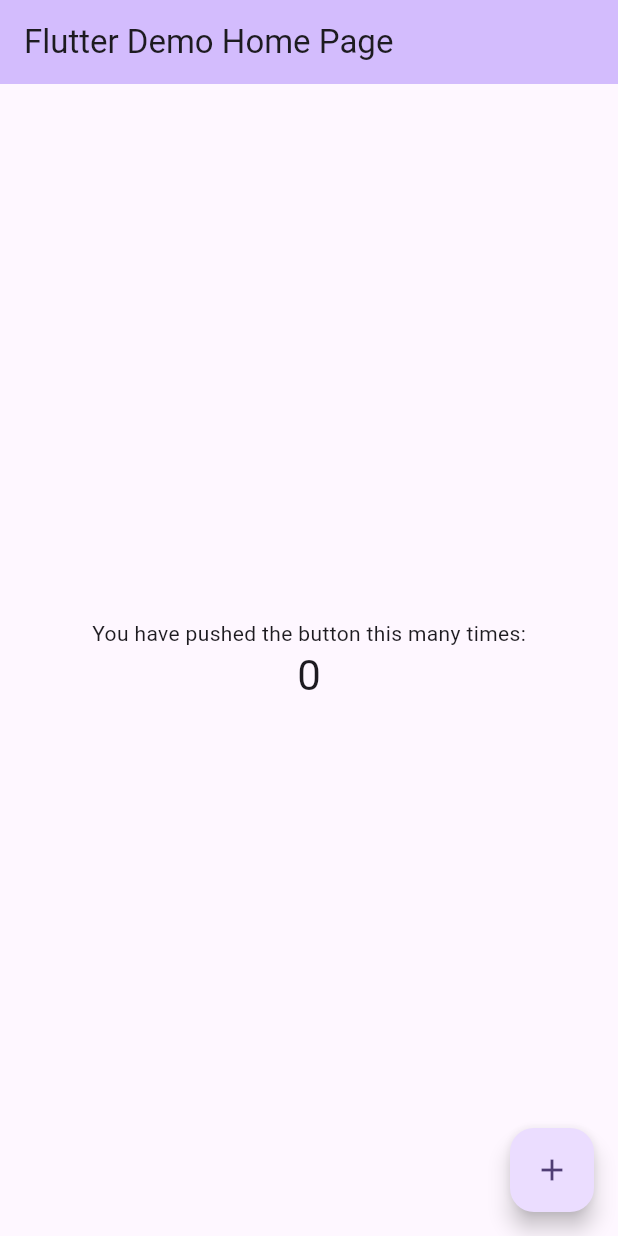
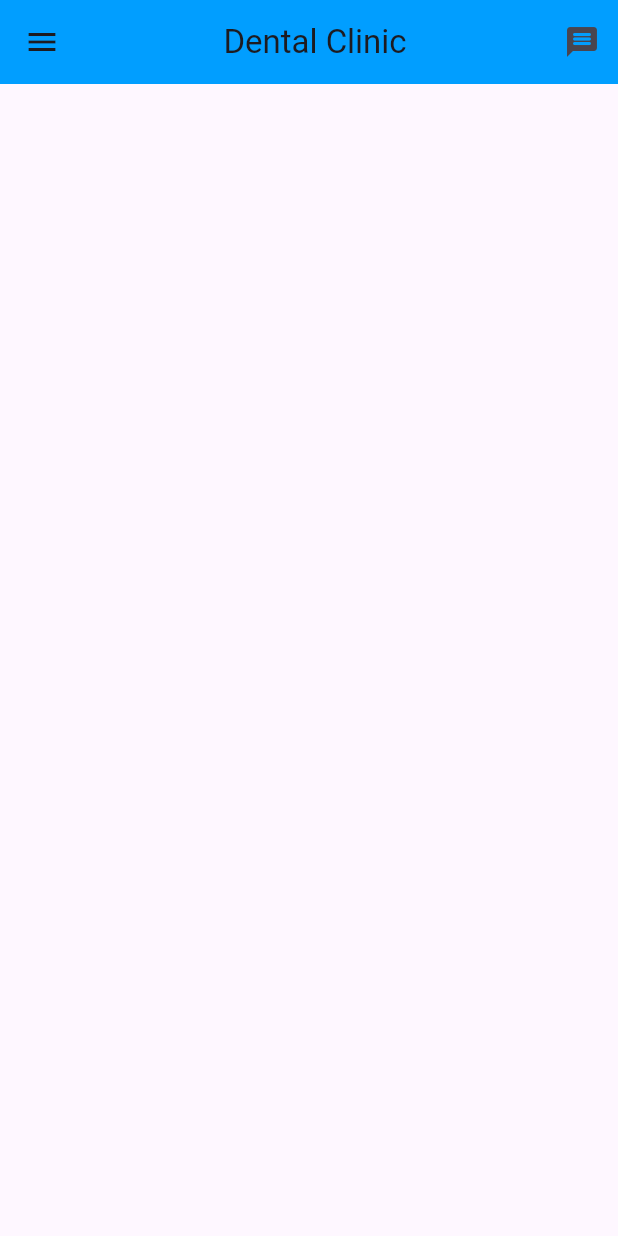
Before and after one commit to MohamedHamed001/dental-clinic-, a Flutter app: the screen it shows after launch, on a phone screen of 412 x 824 dp. Run offline on Flutter 3.47's test engine with Material 3 defaults, Android fonts, the phone set to English and light mode, and no system bars.

Commit message:
app bar  and navigation bar

```diff
--- a/cross_platform/lib/main.dart
+++ b/cross_platform/lib/main.dart
@@ -1,125 +1,19 @@
+import 'package:cross_platform/my_app_bar.dart';
 import 'package:flutter/material.dart';
 
 void main() {
-  runApp(const MyApp());
+  runApp(MyApp());
 }
 
 class MyApp extends StatelessWidget {
-  const MyApp({super.key});
-
-  // This widget is the root of your application.
   @override
   Widget build(BuildContext context) {
     return MaterialApp(
-      title: 'Flutter Demo',
+      debugShowCheckedModeBanner: false,
       theme: ThemeData(
-        // This is the theme of your application.
-        //
-        // TRY THIS: Try running your application with "flutter run". You'll see
-        // the application has a purple toolbar. Then, without quitting the app,
-        // try changing the seedColor in the colorScheme below to Colors.green
-        // and then invoke "hot reload" (save your changes or press the "hot
-        // reload" button in a Flutter-supported IDE, or press "r" if you used
-        // the command line to start the app).
-        //
-        // Notice that the counter didn't reset back to zero; the application
-        // state is not lost during the reload. To reset the state, use hot
-        // restart instead.
-        //
-        // This works for code too, not just values: Most code changes can be
-        // tested with just a hot reload.
-        colorScheme: ColorScheme.fromSeed(seedColor: Colors.deepPurple),
-        useMaterial3: true,
+        primarySwatch: Colors.blue,
       ),
-      home: const MyHomePage(title: 'Flutter Demo Home Page'),
+      home: MyAppBar(),
     );
   }
 }
-
-class MyHomePage extends StatefulWidget {
-  const MyHomePage({super.key, required this.title});
-
-  // This widget is the home page of your application. It is stateful, meaning
-  // that it has a State object (defined below) that contains fields that affect
-  // how it looks.
-
-  // This class is the configuration for the state. It holds the values (in this
-  // case the title) provided by the parent (in this case the App widget) and
-  // used by the build method of the State. Fields in a Widget subclass are
-  // always marked "final".
-
-  final String title;
-
-  @override
-  State<MyHomePage> createState() => _MyHomePageState();
-}
-
-class _MyHomePageState extends State<MyHomePage> {
-  int _counter = 0;
-
-  void _incrementCounter() {
-    setState(() {
-      // This call to setState tells the Flutter framework that something has
-      // changed in this State, which causes it to rerun the build method below
-      // so that the display can reflect the updated values. If we changed
-      // _counter without calling setState(), then the build method would not be
-      // called again, and so nothing would appear to happen.
-      _counter++;
-    });
-  }
-
-  @override
-  Widget build(BuildContext context) {
-    // This method is rerun every time setState is called, for instance as done
-    // by the _incrementCounter method above.
-    //
-    // The Flutter framework has been optimized to make rerunning build methods
-    // fast, so that you can just rebuild anything that needs updating rather
-    // than having to individually change instances of widgets.
-    return Scaffold(
-      appBar: AppBar(
-        // TRY THIS: Try changing the color here to a specific color (to
-        // Colors.amber, perhaps?) and trigger a hot reload to see the AppBar
-        // change color while the other colors stay the same.
-        backgroundColor: Theme.of(context).colorScheme.inversePrimary,
-        // Here we take the value from the MyHomePage object that was created by
-        // the App.build method, and use it to set our appbar title.
-        title: Text(widget.title),
-      ),
-      body: Center(
-        // Center is a layout widget. It takes a single child and positions it
-        // in the middle of the parent.
-        child: Column(
-          // Column is also a layout widget. It takes a list of children and
-          // arranges them vertically. By default, it sizes itself to fit its
-          // children horizontally, and tries to be as tall as its parent.
-          //
-          // Column has various properties to control how it sizes itself and
-          // how it positions its children. Here we use mainAxisAlignment to
-          // center the children vertically; the main axis here is the vertical
-          // axis because Columns are vertical (the cross axis would be
-          // horizontal).
-          //
-          // TRY THIS: Invoke "debug painting" (choose the "Toggle Debug Paint"
-          // action in the IDE, or press "p" in the console), to see the
-          // wireframe for each widget.
-          mainAxisAlignment: MainAxisAlignment.center,
-          children: <Widget>[
-            const Text(
-              'You have pushed the button this many times:',
-            ),
-            Text(
-              '$_counter',
-              style: Theme.of(context).textTheme.headlineMedium,
-            ),
-          ],
-        ),
-      ),
-      floatingActionButton: FloatingActionButton(
-        onPressed: _incrementCounter,
-        tooltip: 'Increment',
-        child: const Icon(Icons.add),
-      ), // This trailing comma makes auto-formatting nicer for build methods.
-    );
-  }
-}
--- /dev/null
+++ b/cross_platform/lib/my_app_bar.dart
@@ -0,0 +1,31 @@
+import 'package:flutter/material.dart';
+import 'package:cross_platform/menu_drawer.dart';
+
+class MyAppBar extends StatelessWidget {
+  @override
+  Widget build(BuildContext context) {
+    return Scaffold(
+      drawer: MenuDrawer(),
+      appBar: AppBar(
+          title: Center(
+            child: Text(
+              'Dental Clinic',
+            ),
+          ),
+          backgroundColor: Color.fromARGB(255, 1, 158, 255),
+          leading: IconButton(
+            onPressed: () {
+              Navigator.push(context,
+                  MaterialPageRoute(builder: (context) => MenuDrawer()));
+            },
+            icon: Icon(Icons.menu),
+          ),
+          actions: [
+            IconButton(
+              onPressed: () {},
+              icon: Icon(Icons.message_rounded),
+            ),
+          ]),
+    );
+  }
+}
```
